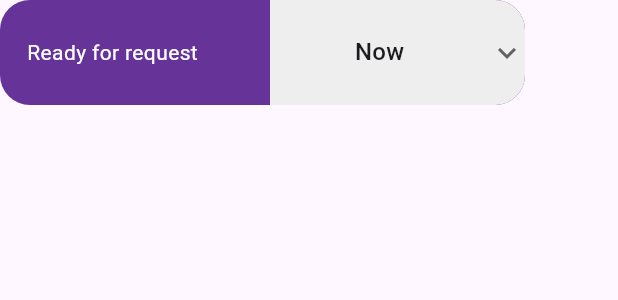
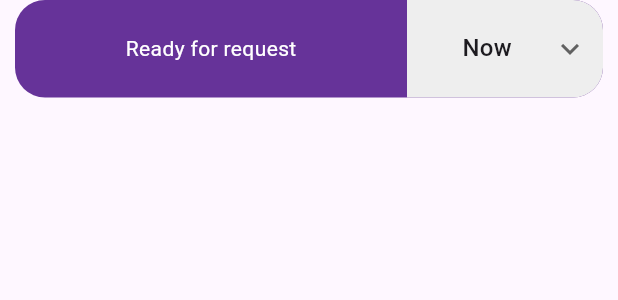
Before and after one commit to 9init/waspha-user, a Flutter app: the ReadyRequestButton widget shown alone on an empty page, opened directly with empty values, on a phone screen of 412 x 824 dp. Shown: the top 300 px of the screen. Run offline on Flutter 3.47's test engine with Material 2 defaults, Android fonts, the light colour scheme and no system bars; our stand-ins replace cached_network_image, cookie_jar, dio, dio_cookie_manager, firebase_core, flutter_credit_card and 19 more; missing offline and left inert: bitmap, credit_card_type_detector, geocoder2, phone_form_field; accounts and stored records are empty; generated files the repository leaves out were written again; network calls fail; project files that could hold a hidden picture were left out.

Commit message:
fix schedule and buy now

```diff
--- a/lib/src/features/custom_need/presentation/custom_need.dart
+++ b/lib/src/features/custom_need/presentation/custom_need.dart
@@ -23,6 +23,7 @@ final itemsProvider = StateProvider<List<Item>>((ref) => []);
 
 class CustomNeedScreen extends StatefulHookConsumerWidget {
   final isMenu;
+
   CustomNeedScreen({super.key, required this.isMenu});
 
   @override
@@ -123,7 +124,6 @@ class _CustomNeedScreenState extends ConsumerState<CustomNeedScreen> {
             ),
             Container(
               width: 370,
-              height: 90,
               decoration: BoxDecoration(
                   color: Colors.white,
                   boxShadow: [
@@ -136,7 +136,8 @@ class _CustomNeedScreenState extends ConsumerState<CustomNeedScreen> {
                   ],
                   borderRadius: BorderRadius.circular(25)),
               child: Padding(
-                padding: const EdgeInsets.symmetric(horizontal: 20.0),
+                padding:
+                    const EdgeInsets.symmetric(vertical: 10, horizontal: 20.0),
                 child: Row(
                   mainAxisAlignment: MainAxisAlignment.spaceBetween,
                   crossAxisAlignment: CrossAxisAlignment.center,
@@ -179,9 +180,7 @@ class _CustomNeedScreenState extends ConsumerState<CustomNeedScreen> {
                             items.remove(item);
                             ref.invalidate(itemsProvider);
                           }));
-                          setState(() {
-
-                          });
+                          setState(() {});
                           print(items);
                         },
                         child: Column(
@@ -246,6 +245,7 @@ class CustomBackButton extends StatelessWidget {
     this.backgroundColor = Colors.black,
     this.foregroundColor = Colors.white,
   });
+
   final Color backgroundColor, foregroundColor;
 
   @override
@@ -402,9 +402,10 @@ class ReadyRequestButton extends StatelessWidget {
           //     items.value.map((item) => item.toJson()).toList();
           // print(itemsJsonList);
         },
+        child: Padding(
+          padding: const EdgeInsets.symmetric(horizontal: 10),
           child: Container(
-            width: 350,
-            height: 70,
+              height: 65,
               decoration: BoxDecoration(
                 color: Color(0xff663399),
                 borderRadius: BorderRadius.circular(20),
@@ -413,22 +414,25 @@ class ReadyRequestButton extends StatelessWidget {
                 child: Row(
                   mainAxisAlignment: MainAxisAlignment.spaceAround,
                   children: [
-                  SizedBox(
+                    Flexible(
+                        fit: FlexFit.tight,
+                        flex: isScheduled.value ? 3 : 6,
+                        child: SizedBox(
                           width: isScheduled.value ? 80 : 150,
                           child: Center(
                             child: Text(
-                        isScheduled.value ? 'Schedule' : 'Ready for request',
+                              isScheduled.value
+                                  ? 'Schedule'
+                                  : 'Ready for request',
                               style: TextStyle(color: Colors.white),
                             ),
                           ),
-                  ),
-                  SizedBox(
-                    width: 30,
-                  ),
-                  Expanded(
+                        )),
+                    Flexible(
+                      fit: FlexFit.tight,
+                      flex: isScheduled.value ? 6 : 3,
                       child: Consumer(
                         builder: (context, ref, child) => Container(
-                        height: 70,
                           decoration: BoxDecoration(
                             color: Colors.grey[200],
                             borderRadius: BorderRadius.only(
@@ -436,6 +440,8 @@ class ReadyRequestButton extends StatelessWidget {
                                 bottomRight: Radius.circular(20)),
                           ),
                           child: Center(
+                            child: Padding(
+                              padding: const EdgeInsets.symmetric(horizontal: 10),
                               child: DropdownButton(
                                   isExpanded: true,
                                   underline: Container(),
@@ -478,9 +484,11 @@ class ReadyRequestButton extends StatelessWidget {
                           ),
                         ),
                       ),
+                    )
                   ],
                 ),
               )),
+        ),
       ),
     );
   }
```
Lines whose indentation alone changed are shown as unchanged.
